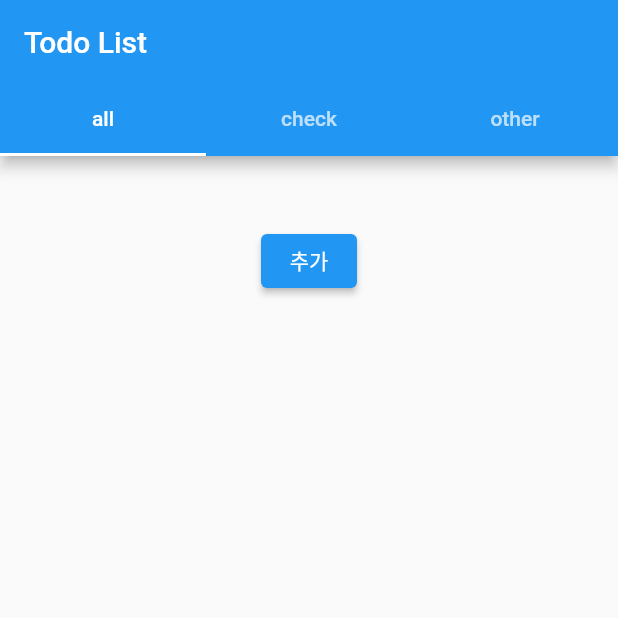
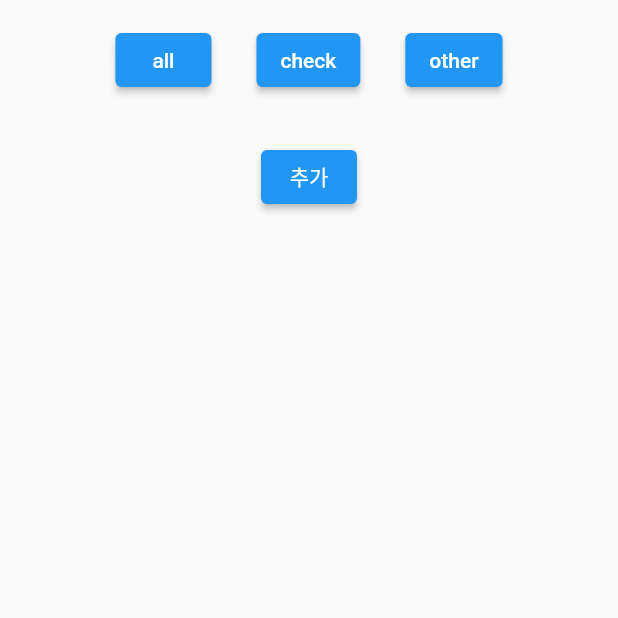
Before and after one commit to pyowonsik/card_list, a Flutter app: the screen it shows after launch, on a phone screen of 412 x 824 dp, the top half of it. Run offline on Flutter 3.47's test engine with Material 2 defaults, Android fonts, the light colour scheme and no system bars; our stand-ins replace bloc, equatable, flutter_bloc.

Commit message:
model 추가

```diff
--- a/lib/bloc/card_list_event.dart
+++ b/lib/bloc/card_list_event.dart
@@ -1,4 +1,5 @@
 import 'package:equatable/equatable.dart';
+import 'package:flutter/material.dart';
 
 abstract class CardListEvent extends Equatable {
   @override
@@ -68,3 +69,18 @@ class DragEvent extends CardListEvent {
   @override
   List<Object> get props => [index];
 }
+
+class AllListEvent extends CardListEvent {
+  @override
+  List<Object> get props => [];
+}
+
+class CheckedListEvent extends CardListEvent {
+  @override
+  List<Object> get props => [];
+}
+
+class OtherListEvent extends CardListEvent {
+  @override
+  List<Object> get props => [];
+}
--- a/lib/bloc/card_list_state.dart
+++ b/lib/bloc/card_list_state.dart
@@ -1,12 +1,14 @@
+import 'package:card_list/todo/todo.dart';
 import 'package:equatable/equatable.dart';
 
 class CardListState extends Equatable {
   // final Todo todos; <- model로 묶어서 관린
   final bool isDragging;
   final int dragIndex;
+  final String dragTodo;
   final List<String> todos;
-  final String dragTodo;
   final List<bool> isChecked;
+  final List<Todo> todoList;
 
   const CardListState({
     required this.isDragging,
@@ -14,14 +16,16 @@ class CardListState extends Equatable {
     required this.todos,
     required this.dragTodo,
     required this.isChecked,
+    required this.todoList,
   });
 
   CardListState copyWith({
     bool? isDragging,
     int? dragIndex,
+    String? dragTodo,
     List<String>? todos,
-    String? dragTodo,
     List<bool>? isChecked,
+    List<Todo>? todoList,
   }) {
     return CardListState(
       isDragging: isDragging ?? this.isDragging,
@@ -29,9 +33,11 @@ class CardListState extends Equatable {
       todos: todos ?? this.todos,
       dragTodo: dragTodo ?? this.dragTodo,
       isChecked: isChecked ?? this.isChecked,
+      todoList: todoList ?? this.todoList,
     );
   }
 
   @override
-  List<Object> get props => [isDragging, dragIndex, todos, dragTodo, isChecked];
+  List<Object> get props =>
+      [isDragging, dragIndex, todos, dragTodo, isChecked, todoList];
 }
--- a/lib/card_list_screen.dart
+++ b/lib/card_list_screen.dart
@@ -59,25 +59,47 @@ class CardListScreen extends StatelessWidget {
       home: DefaultTabController(
           length: 3,
           child: Scaffold(
-            appBar: AppBar(
-              title: const Text('Todo List'),
-              bottom: const TabBar(tabs: [
-                Tab(text: 'all'),
-                Tab(text: 'check'),
-                Tab(text: 'other'),
-              ]),
-            ),
-            body: BlocBuilder<CardListBloc, CardListState>(
-                builder: (context, state) {
+            // appBar: AppBar(
+            //   title: const Text('Todo List'),
+            //   bottom: const TabBar(tabs: [
+            //     Tab(text: 'all'),
+            //     Tab(text: 'check'),
+            //     Tab(text: 'others'),
+            //   ]),
+            // ),
+            body:
+                // const TabBarView(children: []),
+                BlocBuilder<CardListBloc, CardListState>(
+                    builder: (context, state) {
               return Padding(
                 padding: const EdgeInsets.all(16.0),
                 child: Column(
                   children: [
+                    Row(
+                      mainAxisAlignment: MainAxisAlignment.center,
+                      children: [
+                        ElevatedButton(
+                            onPressed: () {
+                              context.read<CardListBloc>().add(AllListEvent());
+                            },
+                            child: const Text('all')),
+                        const SizedBox(width: 30),
+                        ElevatedButton(
+                            onPressed: () {
+                              context
+                                  .read<CardListBloc>()
+                                  .add(CheckedListEvent());
+                            },
+                            child: const Text('check')),
+                        const SizedBox(width: 30),
+                        ElevatedButton(
+                            onPressed: () {}, child: const Text('other')),
+                      ],
+                    ),
                     const SizedBox(height: 30),
                     ElevatedButton(
                         onPressed: () {
                           // addTodo(context, state);
-
                           showDialog(
                               context: context,
                               builder: (BuildContext context) {
--- /dev/null
+++ b/lib/todo/todo.dart
@@ -0,0 +1,14 @@
+import 'package:equatable/equatable.dart';
+
+class Todo extends Equatable {
+  final String todo;
+  final bool isChecked;
+
+  const Todo({
+    required this.todo,
+    required this.isChecked,
+  });
+
+  @override
+  List<Object> get props => [todo, isChecked];
+}
```
Also changed, not shown: lib/bloc/card_list_bloc.dart (+34 -2 lines), lib/widget/check_widget.dart (added, +44 -0 lines), lib/widget/other_widget.dart (added, +44 -0 lines).
